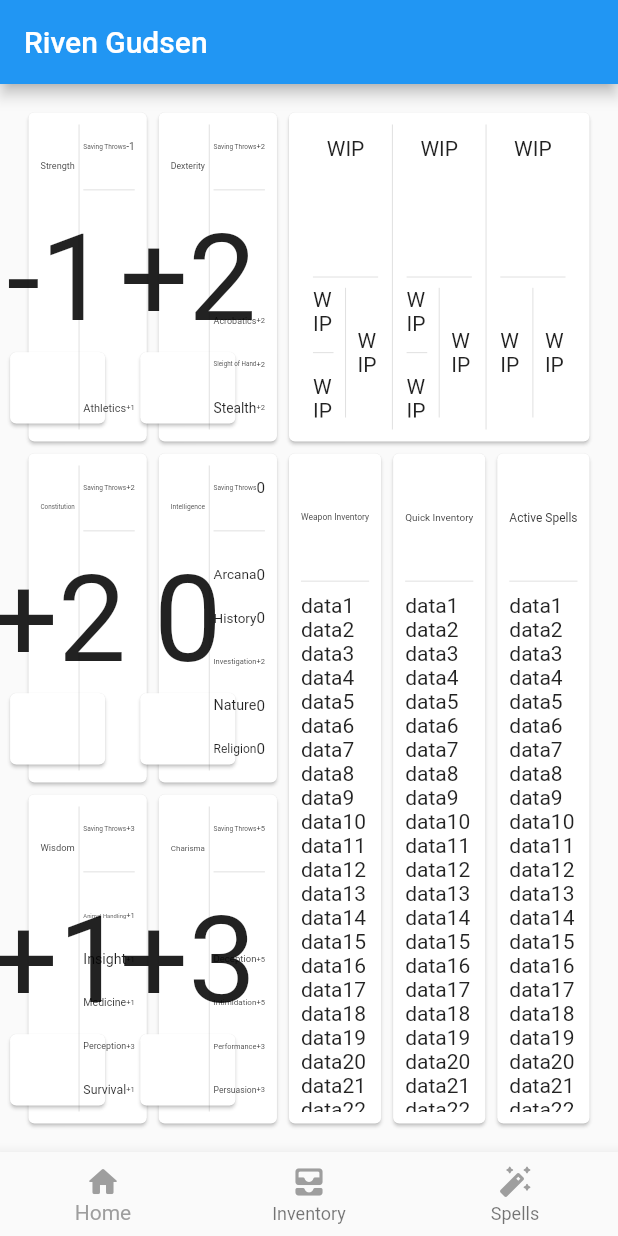
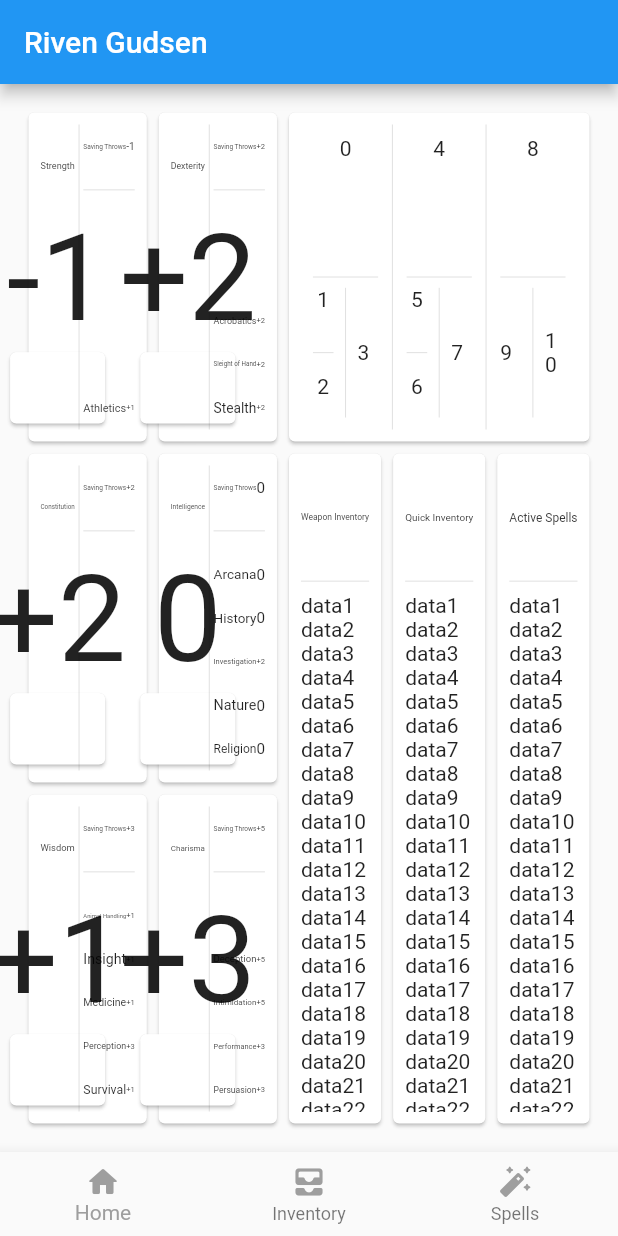
Before and after one commit to IlPapera/cs5e_iOS_flutter, a Flutter app: the screen it shows after launch, on a phone screen of 412 x 824 dp. Run offline on Flutter 3.47's test engine with Material 2 defaults, Android fonts, the phone set to English and light mode, and no system bars; statements that could not run were skipped.

Commit message:
numbering panels in control panel

```diff
--- a/cs5e/lib/main.dart
+++ b/cs5e/lib/main.dart
@@ -131,7 +131,8 @@ Widget quickInventoryGenerator(String titleBox, List<Widget> items) {
   Widget returnBox;
   returnBox = Expanded(
     flex: 1,
-    child: Card(child: Padding(
+    child: Card(
+      child: Padding(
         padding: const EdgeInsets.all(8.0),
         child: Column(
           children: [
@@ -150,7 +151,8 @@ Widget quickInventoryGenerator(String titleBox, List<Widget> items) {
               ),
             )
           ],
-      ),),
+        ),
+      ),
     ),
   );
 
@@ -468,7 +470,7 @@ Widget controlPanelGenerator() {
               children: [
                 Expanded(
                   flex: 6,
-                  child: Text('WIP'),
+                  child: Text('0'),
                 ),
                 Expanded(
                   flex: 1,
@@ -484,7 +486,7 @@ Widget controlPanelGenerator() {
                           children: [
                             Expanded(
                               flex: 6,
-                              child: Text('WIP'),
+                              child: Text('1'),
                             ),
                             Expanded(
                               flex: 6,
@@ -492,7 +494,7 @@ Widget controlPanelGenerator() {
                             ),
                             Expanded(
                               flex: 6,
-                              child: Text('WIP'),
+                              child: Text('2'),
                             ),
                           ],
                         ),
@@ -500,7 +502,7 @@ Widget controlPanelGenerator() {
                       VerticalDivider(),
                       Expanded(
                         flex: 6,
-                        child: Text('WIP'),
+                        child: Text('3'),
                       ),
                     ],
                   ),
@@ -521,7 +523,7 @@ Widget controlPanelGenerator() {
               children: [
                 Expanded(
                   flex: 6,
-                  child: Text('WIP'),
+                  child: Text('4'),
                 ),
                 Expanded(
                   flex: 1,
@@ -537,7 +539,7 @@ Widget controlPanelGenerator() {
                           children: [
                             Expanded(
                               flex: 6,
-                              child: Text('WIP'),
+                              child: Text('5'),
                             ),
                             Expanded(
                               flex: 6,
@@ -545,7 +547,7 @@ Widget controlPanelGenerator() {
                             ),
                             Expanded(
                               flex: 6,
-                              child: Text('WIP'),
+                              child: Text('6'),
                             ),
                           ],
                         ),
@@ -553,7 +555,7 @@ Widget controlPanelGenerator() {
                       VerticalDivider(),
                       Expanded(
                         flex: 6,
-                        child: Text('WIP'),
+                        child: Text('7'),
                       ),
                     ],
                   ),
@@ -574,7 +576,7 @@ Widget controlPanelGenerator() {
               children: [
                 Expanded(
                   flex: 6,
-                  child: Text('WIP'),
+                  child: Text('8'),
                 ),
                 Expanded(
                   flex: 1,
@@ -586,12 +588,12 @@ Widget controlPanelGenerator() {
                     children: [
                       Expanded(
                         flex: 6,
-                        child: Text('WIP'),
+                        child: Text('9'),
                       ),
                       VerticalDivider(),
                       Expanded(
                         flex: 6,
-                        child: Text('WIP'),
+                        child: Text('10'),
                       ),
                     ],
                   ),
```
Lines whose indentation alone changed are shown as unchanged.
